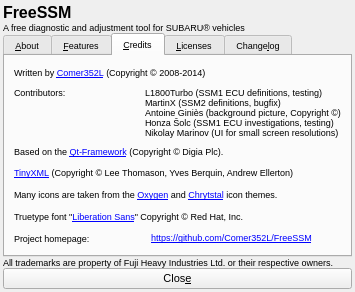
This is ui/small/About.ui in Comer352L/FreeSSM as Qt 5 draws it before an edit. The edited form follows.
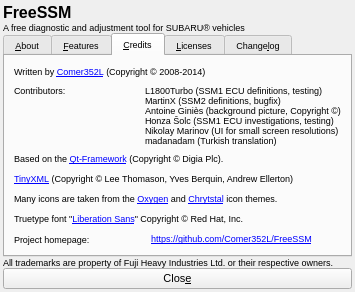
This is the edited form. The open tabs and pages were chosen to show the change.

Commit message: Small UI: About: add missing contributor

Patch:
```diff
--- a/ui/small/About.ui
+++ b/ui/small/About.ui
@@ -669,7 +669,7 @@
           </font>
          </property>
          <property name="text">
-          <string>&lt;html&gt;&lt;head/&gt;&lt;body&gt;&lt;p&gt;L1800Turbo (SSM1 ECU definitions, testing)&lt;br/&gt;MartinX (SSM2 definitions, bugfix)&lt;br/&gt;Antoine Giniès (background picture, Copyright ©)&lt;br/&gt;Honza Šolc (SSM1 ECU investigations, testing)&lt;br/&gt;Nikolay Marinov (UI for small screen resolutions)&lt;/p&gt;&lt;/body&gt;&lt;/html&gt;</string>
+          <string>&lt;html&gt;&lt;head/&gt;&lt;body&gt;&lt;p&gt;L1800Turbo (SSM1 ECU definitions, testing)&lt;br/&gt;MartinX (SSM2 definitions, bugfix)&lt;br/&gt;Antoine Giniès (background picture, Copyright ©)&lt;br/&gt;Honza Šolc (SSM1 ECU investigations, testing)&lt;br/&gt;Nikolay Marinov (UI for small screen resolutions)&lt;br/&gt;madanadam (Turkish translation)&lt;/p&gt;&lt;/body&gt;&lt;/html&gt;</string>
          </property>
          <property name="alignment">
           <set>Qt::AlignLeading|Qt::AlignLeft|Qt::AlignTop</set>
```
